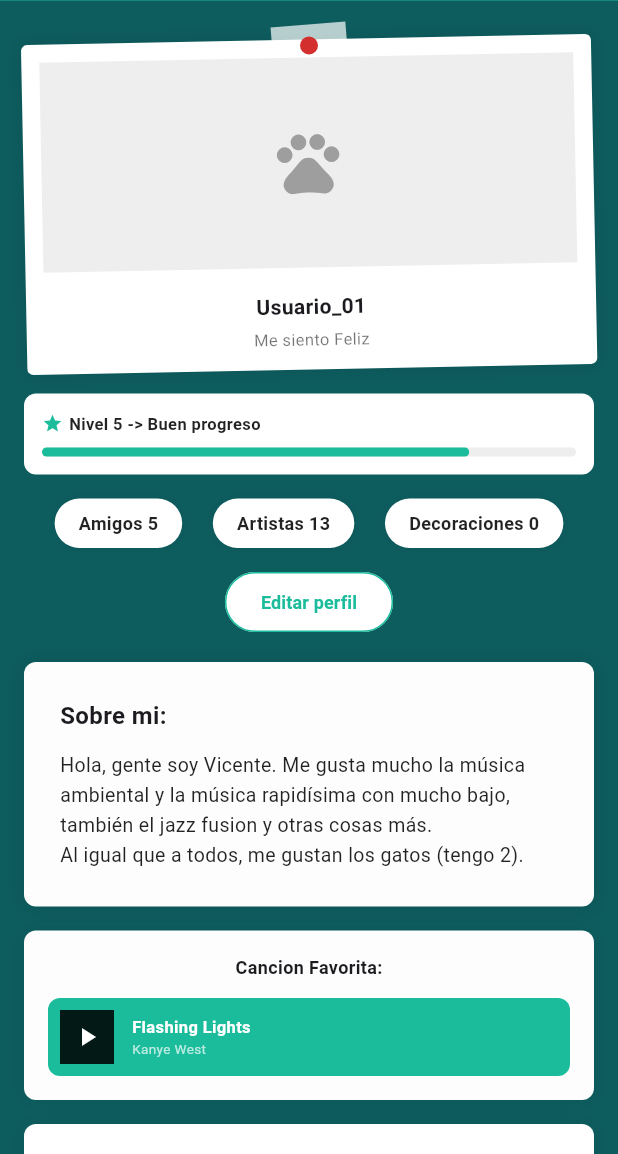
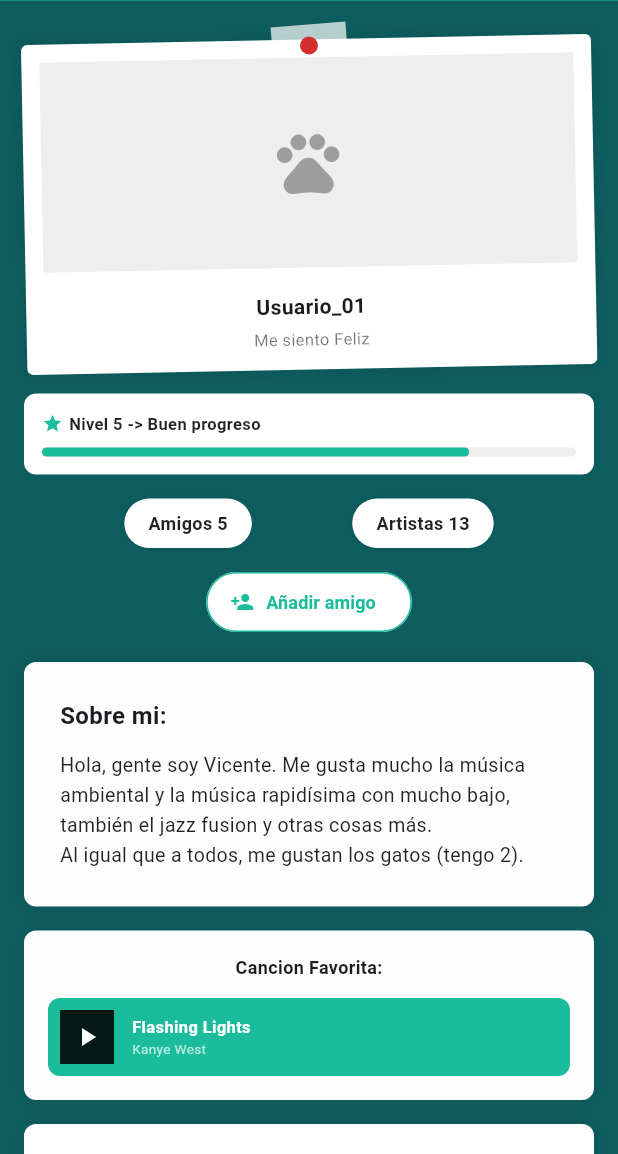
Before and after one commit to kkitaaa/Meloop, a Flutter app: the screen it shows after launch, after a tap on "Iniciar Sesion", after a tap on the "person" icon, after a tap on "Usuario_01", on a phone screen of 412 x 824 dp, the part 82-1236 px from its top. Run offline on Flutter 3.47's test engine with Material 3 defaults, Android fonts, the phone set to English and light mode, and no system bars; Roboto replaces fonts that are missing (Comic Sans MS); project files that could hold a hidden picture were left out.

Commit message:
Estados del perfil de otros usuarios (privado y bloqueado)
Si es tu perfil (own): Ves el botón de editar y la pestaña de inventario.

Si es público (public): Ves su información, pero en lugar de "Editar", sale el botón "Añadir amigo" y desaparece su Inventario.

Si es privado (private): Ves su foto y biografía básica, pero el muro de publicaciones se oculta bajo un mensaje de candado.

Si está bloqueado (blocked): Se oculta toda la información personal, estadísticas y publicaciones, mostrando solo una pantalla restrictiva sin acciones de amistad.

```diff
--- a/app/flutter_app/lib/features/profile/presentation/profile_screen.dart
+++ b/app/flutter_app/lib/features/profile/presentation/profile_screen.dart
@@ -1,7 +1,5 @@
 import 'package:flutter/material.dart';
-
 import 'dart:async';
-
 import '../../../screens/friends_screen.dart';
 import '../../comments/presentation/comments_screen.dart';
 
@@ -25,12 +23,13 @@ class _ProfileScreenState extends State<ProfileScreen> {
   bool _isLoadingMore = false;
   int _currentPage = 1;
 
-  // Datos del perfil (Editables)
+  // Estados del perfil: own, public, private, blocked
+  late String _profileStatus;
+
   late String _displayUsername;
   String _biography =
       "Hola, gente soy Vicente. Me gusta mucho la música ambiental y la música rapidísima con mucho bajo, también el jazz fusion y otras cosas más.\nAl igual que a todos, me gustan los gatos (tengo 2).";
 
-  // Controladores para el formulario de edición
   final TextEditingController _usernameController = TextEditingController();
   final TextEditingController _bioController = TextEditingController();
 
@@ -82,7 +81,13 @@ class _ProfileScreenState extends State<ProfileScreen> {
     _usernameController.text = _displayUsername;
     _bioController.text = _biography;
 
+    _determineProfileStatus();
+
+    if (_profileStatus == 'own' || _profileStatus == 'public') {
       _fetchInitialPosts();
+    } else {
+      _isInitialLoading = false;
+    }
 
     _scrollController.addListener(() {
       if (_scrollController.position.pixels >=
@@ -94,6 +99,19 @@ class _ProfileScreenState extends State<ProfileScreen> {
     });
   }
 
+  void _determineProfileStatus() {
+    // Simulación del backend resolviendo la privacidad/bloqueos
+    if (widget.username == "UsuarioPrivado") {
+      _profileStatus = 'private';
+    } else if (widget.username == "UsuarioBloqueado") {
+      _profileStatus = 'blocked';
+    } else if (widget.username == null || widget.username == "MiUsuario") {
+      _profileStatus = 'own';
+    } else {
+      _profileStatus = 'public';
+    }
+  }
+
   @override
   void dispose() {
     _scrollController.dispose();
@@ -102,7 +120,6 @@ class _ProfileScreenState extends State<ProfileScreen> {
     super.dispose();
   }
 
-  // Simulación de consumo paginado del post-service (RF-06, RF-19)
   Future<void> _fetchInitialPosts() async {
     setState(() => _isInitialLoading = true);
     await Future.delayed(const Duration(seconds: 1));
@@ -110,13 +127,7 @@ class _ProfileScreenState extends State<ProfileScreen> {
     if (!mounted) return;
 
     setState(() {
-      // Simulamos que el usuario "Usuario_01" u otros tienen contenido,
-      // y si es un usuario sin posts simulamos lista vacía para probar el estado requerido.
-      if (_displayUsername == "UsuarioVacioTest") {
-        _posts.clear();
-      } else {
       _posts.addAll(_generateMockPosts(1, 3));
-      }
       _isInitialLoading = false;
     });
   }
@@ -142,7 +153,7 @@ class _ProfileScreenState extends State<ProfileScreen> {
         "user": _displayUsername,
         "time": "Hace ${id * 2} horas",
         "content":
-            "Publicación número $id del perfil de $_displayUsername. Consumiendo ruta paginada del post-service (RF-06, RF-19).",
+            "Publicación número $id del perfil de $_displayUsername. Consumiendo ruta paginada del post-service.",
         "song": "Track del Perfil $id",
         "artist": "Artista Afín",
         "likes": 15 * id,
@@ -230,10 +241,8 @@ class _ProfileScreenState extends State<ProfileScreen> {
           actions: [
             TextButton(
               onPressed: () => Navigator.pop(context),
-              child: const Text(
-                "Cancelar",
-                style: TextStyle(color: Colors.grey),
-              ),
+              child:
+                  const Text("Cancelar", style: TextStyle(color: Colors.grey)),
             ),
             ElevatedButton(
               style: ElevatedButton.styleFrom(backgroundColor: _tealAccent),
@@ -250,10 +259,8 @@ class _ProfileScreenState extends State<ProfileScreen> {
                   ),
                 );
               },
-              child: const Text(
-                "Guardar",
-                style: TextStyle(color: Colors.white),
-              ),
+              child:
+                  const Text("Guardar", style: TextStyle(color: Colors.white)),
             ),
           ],
         );
@@ -386,6 +393,7 @@ class _ProfileScreenState extends State<ProfileScreen> {
         crossAxisAlignment: CrossAxisAlignment.start,
         mainAxisAlignment: MainAxisAlignment.center,
         children: [
+          // Columna Izquierda
           SizedBox(
             width: 220,
             child: SingleChildScrollView(
@@ -393,26 +401,30 @@ class _ProfileScreenState extends State<ProfileScreen> {
                 children: [
                   _buildPolaroidProfile(),
                   const SizedBox(height: 16),
-                  _buildLevelCard(),
+                  if (_profileStatus != 'blocked') _buildLevelCard(),
                 ],
               ),
             ),
           ),
           const SizedBox(width: 24),
+          // Columna Central / Derecha
           ConstrainedBox(
             constraints: const BoxConstraints(maxWidth: 800),
-            child: SingleChildScrollView(
+            child: _profileStatus == 'blocked'
+                ? _buildBlockedState()
+                : SingleChildScrollView(
                     controller: _scrollController,
                     child: Column(
                       crossAxisAlignment: CrossAxisAlignment.start,
                       children: [
-                  _buildStatsAndEditRow(),
+                        _buildStatsAndActionsRow(),
                         const SizedBox(height: 16),
                         Row(
                           crossAxisAlignment: CrossAxisAlignment.start,
                           children: [
                             Expanded(flex: 3, child: _buildAboutMe()),
                             const SizedBox(width: 16),
+                            if (_profileStatus != 'private')
                               Expanded(
                                 flex: 2,
                                 child: Column(
@@ -426,7 +438,9 @@ class _ProfileScreenState extends State<ProfileScreen> {
                           ],
                         ),
                         const SizedBox(height: 24),
-                  _buildProfilePaperTabs(isMobile: false),
+                        _profileStatus == 'private'
+                            ? _buildPrivateState()
+                            : _buildProfilePaperTabs(isMobile: false),
                       ],
                     ),
                   ),
@@ -444,17 +458,25 @@ class _ProfileScreenState extends State<ProfileScreen> {
         children: [
           _buildPolaroidProfile(),
           const SizedBox(height: 16),
+          if (_profileStatus == 'blocked')
+            _buildBlockedState()
+          else ...[
             _buildLevelCard(),
             const SizedBox(height: 16),
-          _buildStatsAndEditRow(isMobile: true),
+            _buildStatsAndActionsRow(isMobile: true),
             const SizedBox(height: 16),
             _buildAboutMe(),
             const SizedBox(height: 16),
+            if (_profileStatus == 'private')
+              _buildPrivateState()
+            else ...[
               _buildFavoriteSong(),
               const SizedBox(height: 16),
               _buildFavoriteArtists(),
               const SizedBox(height: 24),
               _buildProfilePaperTabs(isMobile: true),
+            ]
+          ],
         ],
       ),
     );
@@ -503,6 +525,7 @@ class _ProfileScreenState extends State<ProfileScreen> {
                   ),
                 ),
                 const SizedBox(height: 4),
+                if (_profileStatus != 'blocked')
                   const Text(
                     "Me siento Feliz",
                     style: TextStyle(fontSize: 11, color: Colors.black54),
@@ -572,26 +595,30 @@ class _ProfileScreenState extends State<ProfileScreen> {
     );
   }
 
-  Widget _buildStatsAndEditRow({bool isMobile = false}) {
-    final int equippedCount = _inventory
-        .where((i) => i['isEquipped'] as bool)
-        .length;
+  Widget _buildStatsAndActionsRow({bool isMobile = false}) {
+    final int equippedCount =
+        _inventory.where((i) => i['isEquipped'] as bool).length;
     final statsRow = Row(
-      mainAxisAlignment: isMobile
-          ? MainAxisAlignment.spaceEvenly
-          : MainAxisAlignment.start,
+      mainAxisAlignment:
+          isMobile ? MainAxisAlignment.spaceEvenly : MainAxisAlignment.start,
       children: [
         _pillStat("Amigos 5"),
         if (!isMobile) const SizedBox(width: 12),
         _pillStat("Artistas 13"),
+        if (_profileStatus == 'own') ...[
           if (!isMobile) const SizedBox(width: 12),
           _pillStat("Decoraciones $equippedCount"),
+        ]
       ],
     );
 
     if (isMobile) {
       return Column(
-        children: [statsRow, const SizedBox(height: 12), _editProfileBtn()],
+        children: [
+          statsRow,
+          const SizedBox(height: 12),
+          _buildActionButtons(),
+        ],
       );
     }
 
@@ -599,7 +626,7 @@ class _ProfileScreenState extends State<ProfileScreen> {
       mainAxisAlignment: MainAxisAlignment.spaceBetween,
       children: [
         Expanded(child: statsRow),
-        _editProfileBtn(),
+        _buildActionButtons(),
       ],
     );
   }
@@ -611,7 +638,10 @@ class _ProfileScreenState extends State<ProfileScreen> {
         color: Colors.white,
         borderRadius: BorderRadius.circular(20),
         boxShadow: [
-          BoxShadow(color: Colors.black.withValues(alpha: 0.05), blurRadius: 4),
+          BoxShadow(
+            color: Colors.black.withValues(alpha: 0.05),
+            blurRadius: 4,
+          ),
         ],
       ),
       child: Text(
@@ -625,11 +655,13 @@ class _ProfileScreenState extends State<ProfileScreen> {
     );
   }
 
-  Widget _editProfileBtn() {
+  Widget _buildActionButtons() {
+    if (_profileStatus == 'own') {
       return OutlinedButton(
         style: OutlinedButton.styleFrom(
           side: BorderSide(color: _tealAccent),
-        shape: RoundedRectangleBorder(borderRadius: BorderRadius.circular(20)),
+          shape:
+              RoundedRectangleBorder(borderRadius: BorderRadius.circular(20)),
           backgroundColor: Colors.white,
         ),
         onPressed: _showEditProfileDialog,
@@ -642,6 +674,38 @@ class _ProfileScreenState extends State<ProfileScreen> {
           ),
         ),
       );
+    } else {
+      return Row(
+        mainAxisSize: MainAxisSize.min,
+        children: [
+          OutlinedButton.icon(
+            style: OutlinedButton.styleFrom(
+              side: BorderSide(color: _tealAccent),
+              shape: RoundedRectangleBorder(
+                  borderRadius: BorderRadius.circular(20)),
+              backgroundColor: Colors.white,
+            ),
+            onPressed: () {
+              ScaffoldMessenger.of(context).showSnackBar(
+                SnackBar(
+                  content: Text("Solicitud enviada a $_displayUsername"),
+                  backgroundColor: _tealAccent,
+                ),
+              );
+            },
+            icon: Icon(Icons.person_add, color: _tealAccent, size: 16),
+            label: Text(
+              "Añadir amigo",
+              style: TextStyle(
+                color: _tealAccent,
+                fontSize: 12,
+                fontWeight: FontWeight.bold,
+              ),
+            ),
+          ),
+        ],
+      );
+    }
   }
 
   Widget _buildAboutMe() {
@@ -652,7 +716,10 @@ class _ProfileScreenState extends State<ProfileScreen> {
         color: const Color(0xFFFDFDFD),
         borderRadius: BorderRadius.circular(8),
         boxShadow: [
-          BoxShadow(color: Colors.black.withValues(alpha: 0.1), blurRadius: 10),
+          BoxShadow(
+            color: Colors.black.withValues(alpha: 0.1),
+            blurRadius: 10,
+          ),
         ],
       ),
       child: Column(
@@ -805,8 +872,73 @@ class _ProfileScreenState extends State<ProfileScreen> {
     );
   }
 
-  // --- SECCIÓN DE TABS (BLOGS CON SCROLL INFINITO E INVENTARIO) ---
+  // --- SECCIÓN DE ESTADOS ESPECIALES (RN-09, RF-55) ---
+  Widget _buildBlockedState() {
+    return Container(
+      padding: const EdgeInsets.all(48.0),
+      decoration: BoxDecoration(
+        color: Colors.white,
+        borderRadius: BorderRadius.circular(8),
+      ),
+      child: Column(
+        mainAxisAlignment: MainAxisAlignment.center,
+        children: [
+          Icon(Icons.no_accounts, size: 64, color: Colors.grey[400]),
+          const SizedBox(height: 24),
+          const Text(
+            "Esta cuenta no está disponible",
+            style: TextStyle(
+              fontSize: 18,
+              fontWeight: FontWeight.bold,
+              color: Colors.black87,
+            ),
+          ),
+          const SizedBox(height: 8),
+          const Text(
+            "El perfil que intentas buscar no existe o ha restringido tu acceso.",
+            textAlign: TextAlign.center,
+            style: TextStyle(fontSize: 13, color: Colors.grey),
+          ),
+        ],
+      ),
+    );
+  }
+
+  Widget _buildPrivateState() {
+    return Container(
+      padding: const EdgeInsets.all(48.0),
+      decoration: BoxDecoration(
+        color: Colors.white,
+        borderRadius: BorderRadius.circular(8),
+      ),
+      child: Column(
+        mainAxisAlignment: MainAxisAlignment.center,
+        children: [
+          Icon(Icons.lock, size: 64, color: Colors.grey[400]),
+          const SizedBox(height: 24),
+          const Text(
+            "Este perfil es privado",
+            style: TextStyle(
+              fontSize: 18,
+              fontWeight: FontWeight.bold,
+              color: Colors.black87,
+            ),
+          ),
+          const SizedBox(height: 8),
+          const Text(
+            "Añade a este usuario como amigo para ver sus publicaciones, artistas favoritos y más detalles.",
+            textAlign: TextAlign.center,
+            style: TextStyle(fontSize: 13, color: Colors.grey),
+          ),
+        ],
+      ),
+    );
+  }
+
+  // --- SECCIÓN DE TABS (BLOGS E INVENTARIO) ---
   Widget _buildProfilePaperTabs({required bool isMobile}) {
+    final bool isOwn = _profileStatus == 'own';
+
     return Container(
       height: 700,
       decoration: BoxDecoration(
@@ -819,7 +951,7 @@ class _ProfileScreenState extends State<ProfileScreen> {
         ],
       ),
       child: DefaultTabController(
-        length: 2,
+        length: isOwn ? 2 : 1,
         child: Column(
           children: [
             TabBar(
@@ -827,9 +959,9 @@ class _ProfileScreenState extends State<ProfileScreen> {
               indicatorWeight: 3,
               labelColor: _tealAccent,
               unselectedLabelColor: Colors.grey,
-              tabs: const [
-                Tab(text: "Tus Blogs"),
-                Tab(text: "Inventario"),
+              tabs: [
+                const Tab(text: "Tus Blogs"),
+                if (isOwn) const Tab(text: "Inventario"),
               ],
             ),
             const Divider(height: 1, thickness: 1, color: Colors.black12),
@@ -837,7 +969,7 @@ class _ProfileScreenState extends State<ProfileScreen> {
               child: TabBarView(
                 children: [
                   _buildBlogsTab(isMobile: isMobile),
-                  _buildInventoryTab(),
+                  if (isOwn) _buildInventoryTab(),
                 ],
               ),
             ),
@@ -862,6 +994,7 @@ class _ProfileScreenState extends State<ProfileScreen> {
                   _filterChip("tendencias", isActive: false),
                 ],
               ),
+              if (_profileStatus == 'own')
                 OutlinedButton.icon(
                   style: OutlinedButton.styleFrom(
                     side: BorderSide(color: _tealAccent),
@@ -891,7 +1024,8 @@ class _ProfileScreenState extends State<ProfileScreen> {
                         child: Column(
                           mainAxisAlignment: MainAxisAlignment.center,
                           children: [
-                        Icon(Icons.post_add, size: 48, color: Colors.grey[400]),
+                            Icon(Icons.post_add,
+                                size: 48, color: Colors.grey[400]),
                             const SizedBox(height: 12),
                             Text(
                               "Aún no tiene publicaciones",
@@ -905,11 +1039,13 @@ class _ProfileScreenState extends State<ProfileScreen> {
                         ),
                       )
                     : ListView.builder(
+                        controller: isMobile ? null : ScrollController(),
                         itemCount: _posts.length + (_isLoadingMore ? 1 : 0),
                         itemBuilder: (context, index) {
                           if (index == _posts.length) {
                             return Padding(
-                          padding: const EdgeInsets.symmetric(vertical: 16.0),
+                              padding:
+                                  const EdgeInsets.symmetric(vertical: 16.0),
                               child: Center(
                                 child: CircularProgressIndicator(
                                   color: _tealAccent,
@@ -988,7 +1124,8 @@ class _ProfileScreenState extends State<ProfileScreen> {
               ElevatedButton(
                 style: ElevatedButton.styleFrom(
                   backgroundColor: isEquipped ? Colors.white : _tealAccent,
-                  foregroundColor: isEquipped ? Colors.redAccent : Colors.white,
+                  foregroundColor:
+                      isEquipped ? Colors.redAccent : Colors.white,
                   side: isEquipped
                       ? const BorderSide(color: Colors.redAccent)
                       : null,
@@ -1073,7 +1210,11 @@ class _ProfileScreenState extends State<ProfileScreen> {
           const SizedBox(height: 12),
           Text(
             postData["content"],
-            style: TextStyle(fontSize: 13, color: _paperTextColor, height: 1.4),
+            style: TextStyle(
+              fontSize: 13,
+              color: _paperTextColor,
+              height: 1.4,
+            ),
           ),
           const SizedBox(height: 16),
           Row(
--- a/app/flutter_app/lib/screens/feed_screen.dart
+++ b/app/flutter_app/lib/screens/feed_screen.dart
@@ -5,7 +5,6 @@ import 'dart:async';
 import 'friends_screen.dart';
 import '../../features/comments/presentation/comments_screen.dart';
 import '../../features/profile/presentation/profile_screen.dart';
-import '../widgets/post_card.dart';
 
 class FeedScreen extends StatefulWidget {
   const FeedScreen({super.key});
```
Lines whose indentation alone changed are shown as unchanged.
